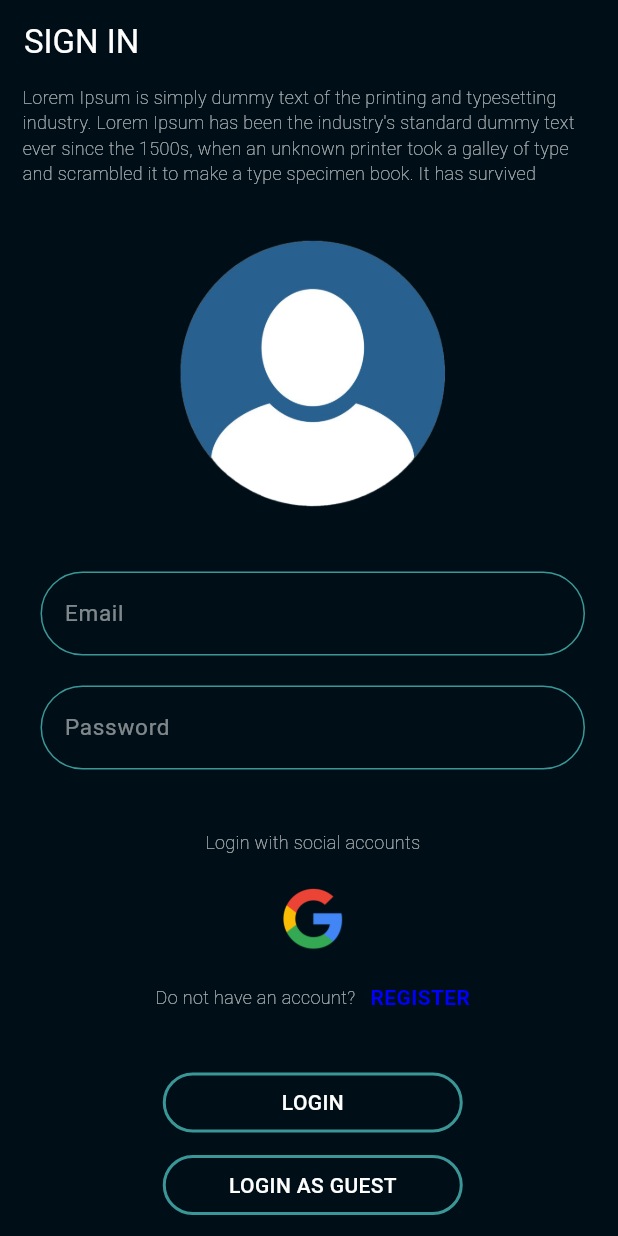
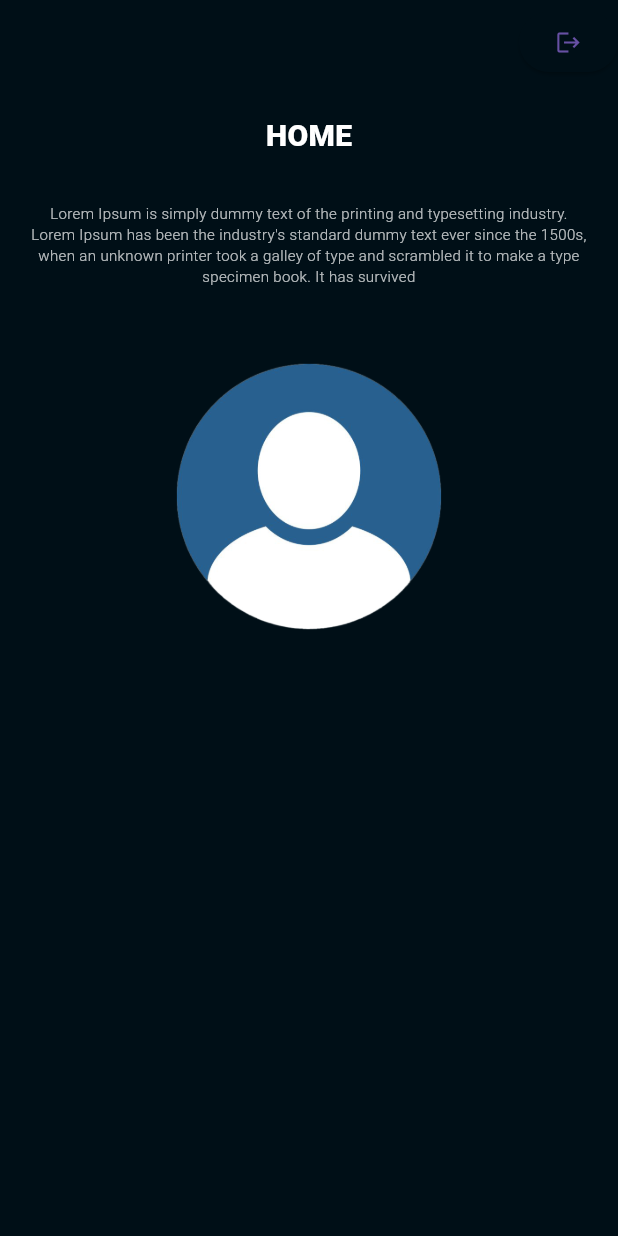
Before and after one commit to Praveen-Thathsara/flutter-firebase-auth, a Flutter app: the screen it shows after launch, on a phone screen of 412 x 824 dp. Run offline on Flutter 3.47's test engine with Material 3 defaults, Android fonts, the phone set to English and light mode, and no system bars; our stand-ins replace firebase_auth, firebase_core; accounts and stored records are empty.

Commit message:
set up the home page

```diff
--- a/futter_firbase_authapp/lib/screens/authentication/register.dart
+++ b/futter_firbase_authapp/lib/screens/authentication/register.dart
@@ -45,7 +45,7 @@ class _RegisterState extends State<Register> {
               const SizedBox(height: 20),
 
               Padding(
-                padding: const EdgeInsets.all(12.0),
+                padding: const EdgeInsets.all(15.0),
                 child: Form(
                   key: _formKey,
                   child: Column(
--- a/futter_firbase_authapp/lib/screens/authentication/sign_in.dart
+++ b/futter_firbase_authapp/lib/screens/authentication/sign_in.dart
@@ -47,7 +47,7 @@ class _SignInState extends State<SignIn> {
               const SizedBox(height: 20),
 
               Padding(
-                padding: const EdgeInsets.all(12.0),
+                padding: const EdgeInsets.all(15.0),
                 child: Form(
                   key: _formKey,
                   child: Column(
--- a/futter_firbase_authapp/lib/screens/home/home.dart
+++ b/futter_firbase_authapp/lib/screens/home/home.dart
@@ -1,4 +1,6 @@
 import 'package:flutter/material.dart';
+import 'package:futter_firbase_authapp/constants/colors.dart';
+import 'package:futter_firbase_authapp/constants/description.dart';
 import 'package:futter_firbase_authapp/services/auth.dart';
 
 class Home extends StatefulWidget {
@@ -15,10 +17,15 @@ class _HomeState extends State<Home> {
   Widget build(BuildContext context) {
     return MaterialApp(
       home: Scaffold(
+        backgroundColor: bgBlack,
         appBar: AppBar(
-          title: Text("HOME"),
+          elevation: 0,
+          backgroundColor: bgBlack,
           actions: [
             ElevatedButton(
+              style: const ButtonStyle(
+                backgroundColor: WidgetStatePropertyAll(bgBlack),
+              ),
               onPressed: () async {
                 await _auth.singOut();
               },
@@ -26,6 +33,37 @@ class _HomeState extends State<Home> {
             ),
           ],
         ),
+        body: Padding(
+          padding: const EdgeInsets.all(20.0),
+          child: Center(
+            child: Column(
+              children: [
+                Text(
+                  "HOME",
+                  style: TextStyle(
+                    color: Colors.white,
+                    fontSize: 20,
+                    fontWeight: FontWeight.w800,
+                  ),
+                ),
+                const SizedBox(height: 30),
+                Text(
+                  description,
+                  textAlign: TextAlign.center,
+                  style: TextStyle(
+                    color: textLight,
+                    fontSize: 10,
+                    fontWeight: FontWeight.w300,
+                  ),
+                ),
+                const SizedBox(height: 40),
+                Center(
+                  child: Image.asset("assets/images/man.png", height: 200),
+                ),
+              ],
+            ),
+          ),
+        ),
       ),
     );
   }
--- a/futter_firbase_authapp/lib/screens/wrapper.dart
+++ b/futter_firbase_authapp/lib/screens/wrapper.dart
@@ -1,6 +1,7 @@
 import 'package:flutter/material.dart';
 import 'package:futter_firbase_authapp/models/UserModel.dart';
 import 'package:futter_firbase_authapp/screens/authentication/authenticate.dart';
+import 'package:futter_firbase_authapp/screens/authentication/sign_in.dart';
 import 'package:futter_firbase_authapp/screens/home/home.dart';
 import 'package:provider/provider.dart';
 
@@ -12,8 +13,8 @@ class Wrapper extends StatelessWidget {
     // the user data that the provider provides this can be a user data or can be null.
     final user = Provider.of<UserModel?>(context);
 
-    if (user == null) {
-      return Authenticate();
+    if (user != null) {
+      return Home();
     } else {
       return Home();
     }
```
